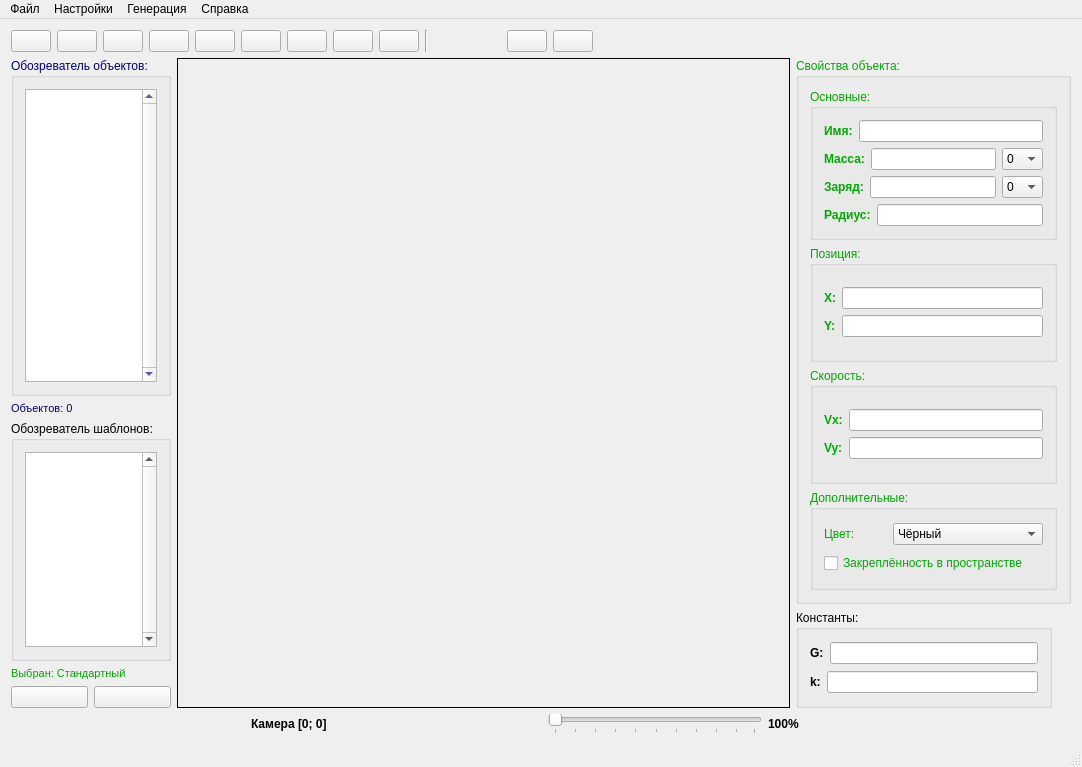
First picture: the form in mainwindow.ui, repository GRUB666/SPS---Simple-Physical-Simulator, before the edit.
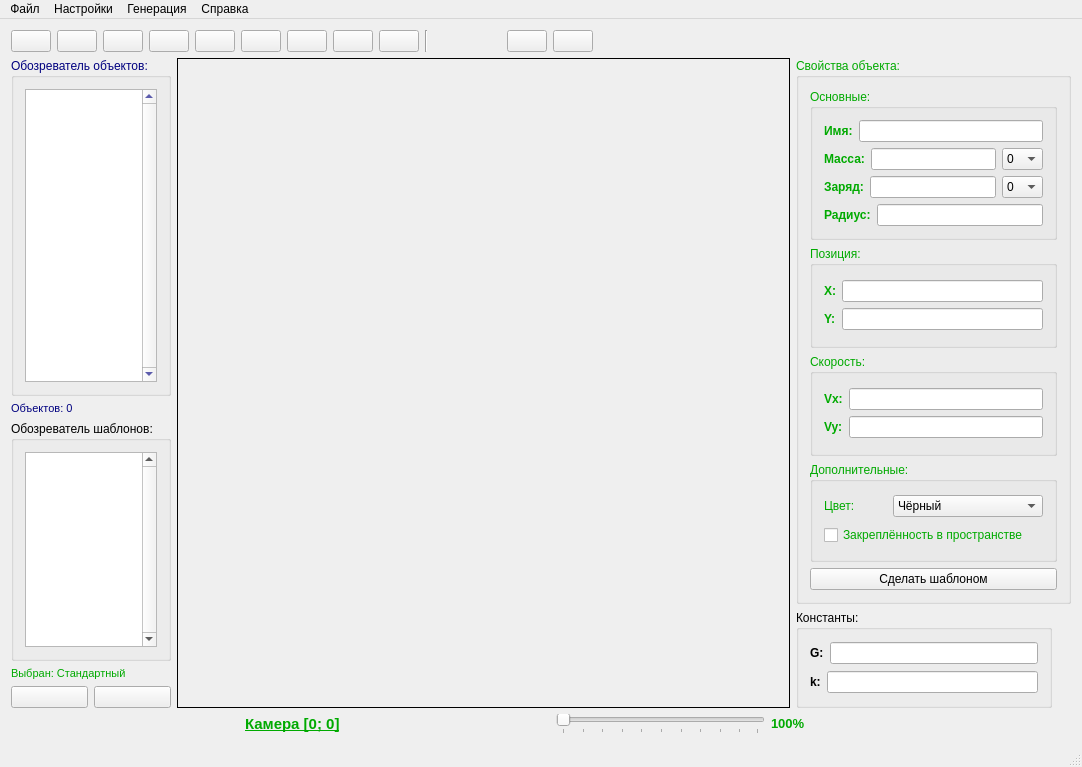
Second picture: the form after the edit. Custom widgets are drawn as their Qt base class.

The edit to the form file:
```diff
--- a/mainwindow.ui
+++ b/mainwindow.ui
@@ -1377,6 +1377,13 @@
                </item>
               </layout>
              </item>
+             <item>
+              <widget class="QPushButton" name="makePattern">
+               <property name="text">
+                <string>Сделать шаблоном</string>
+               </property>
+              </widget>
+             </item>
             </layout>
            </widget>
           </item>
@@ -1497,13 +1504,13 @@
          <widget class="QLabel" name="cam_pos_label">
           <property name="font">
            <font>
-            <pointsize>9</pointsize>
+            <pointsize>10</pointsize>
             <weight>75</weight>
             <bold>true</bold>
            </font>
           </property>
           <property name="text">
-           <string>Камера [0; 0]</string>
+           <string>&lt;html&gt;&lt;head/&gt;&lt;body&gt;&lt;p&gt;&lt;a href=&quot;333&quot;&gt;&lt;span style=&quot; font-size:11pt; text-decoration: underline; color:#00aa00;&quot;&gt;Камера [0; 0]&lt;/span&gt;&lt;/a&gt;&lt;/p&gt;&lt;/body&gt;&lt;/html&gt;</string>
           </property>
          </widget>
         </item>
@@ -1540,7 +1547,7 @@
            </font>
           </property>
           <property name="text">
-           <string>100%</string>
+           <string>&lt;html&gt;&lt;head/&gt;&lt;body&gt;&lt;p&gt;&lt;span style=&quot; font-size:10pt; color:#00aa00;&quot;&gt;100%&lt;/span&gt;&lt;/p&gt;&lt;/body&gt;&lt;/html&gt;</string>
           </property>
          </widget>
         </item>
```
Left out of the diff: 3 changed lines with no effect on the pictures.
